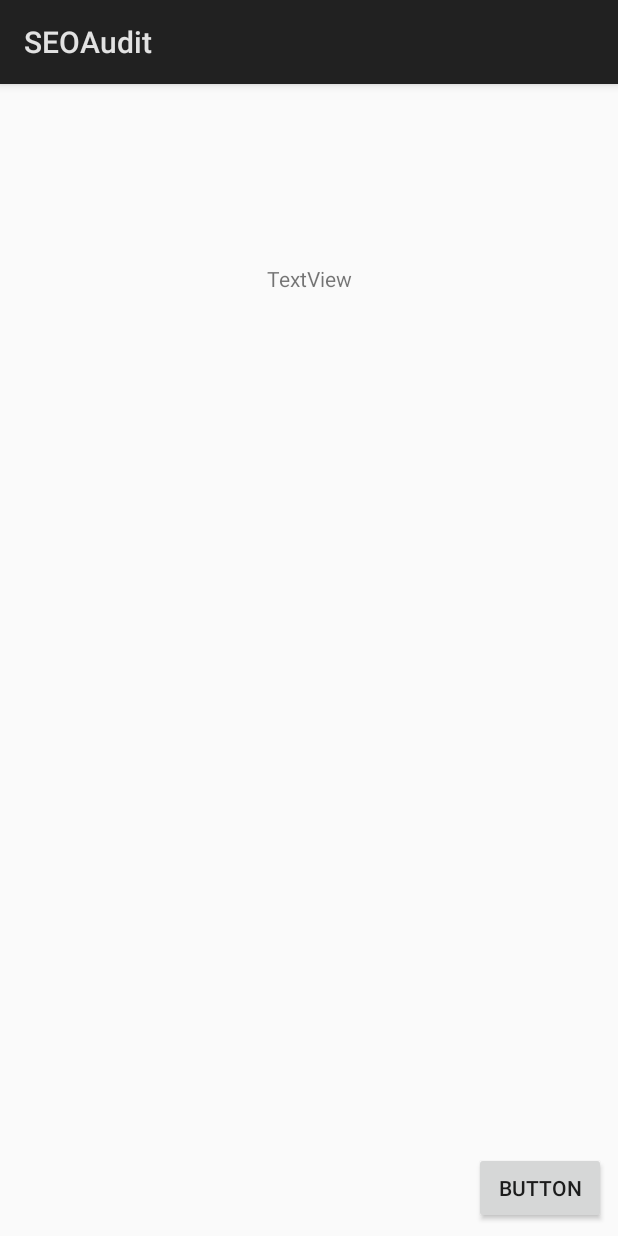
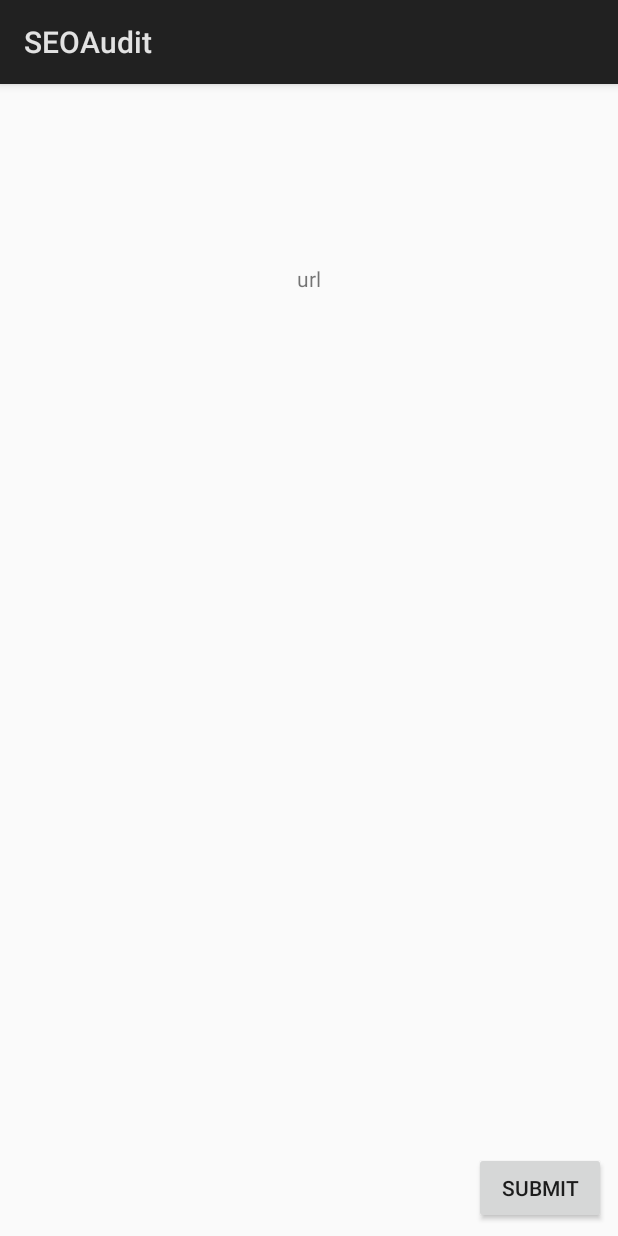
Before and after one commit to kubaskarupa/SeoAudit, an Android app: the screen it shows after launch (MainActivity), on a phone screen of 412 x 824 dp. Run offline under Robolectric (Android 15) with nearby library versions, the phone set to English and light mode, and no system bars.

Commit message:
url added

```diff
--- a/app/src/main/java/pl/poznan/ue/seoaudit/MainActivity.java
+++ b/app/src/main/java/pl/poznan/ue/seoaudit/MainActivity.java
@@ -2,12 +2,32 @@ package pl.poznan.ue.seoaudit;
 
 import android.app.Activity;
 import android.os.Bundle;
+import android.view.View;
+import android.widget.Button;
+import android.widget.TextView;
 
 public class MainActivity extends Activity {
+
+    Button b1;
+    TextView t1;
+    String url;
 
     @Override
     protected void onCreate(Bundle savedInstanceState) {
         super.onCreate(savedInstanceState);
         setContentView(R.layout.activity_main);
+
+        b1=(Button)findViewById(R.id.submitButton);
+        t1=(TextView)findViewById(R.id.textView);
+        Click();
+    }
+
+    private void Click(){
+        b1.setOnClickListener(new View.OnClickListener() {
+            @Override
+            public void onClick(View v) {
+                url = t1.getText().toString();
+            }
+        });
     }
 }
--- a/app/src/main/res/layout/activity_main.xml
+++ b/app/src/main/res/layout/activity_main.xml
@@ -12,7 +12,7 @@
         android:layout_height="wrap_content"
         android:layout_marginEnd="8dp"
         android:layout_marginBottom="8dp"
-        android:text="Button"
+        android:text="submit"
         app:layout_constraintBottom_toBottomOf="parent"
         app:layout_constraintEnd_toEndOf="parent" />
 
@@ -23,7 +23,7 @@
         android:layout_marginStart="8dp"
         android:layout_marginTop="120dp"
         android:layout_marginEnd="8dp"
-        android:text="TextView"
+        android:text="url"
         app:layout_constraintEnd_toEndOf="parent"
         app:layout_constraintStart_toStartOf="parent"
         app:layout_constraintTop_toTopOf="parent" />
```
